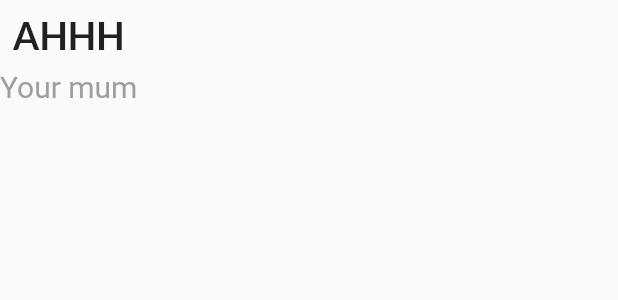
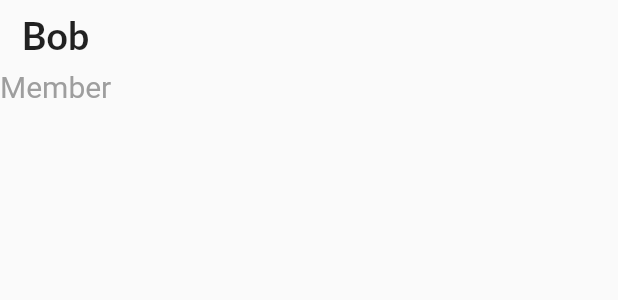
Before and after one commit to Angelyxx/Projexity, a Flutter app: what buildContent() shows on an empty page, opened directly, on a phone screen of 412 x 824 dp. Shown: the top 300 px of the screen. Run offline on Flutter 3.47's test engine with Material 2 defaults, Android fonts, the phone set to English and light mode, and no system bars; our stand-ins replace bloc, cloud_firestore, equatable, firebase_auth, firebase_core, firebase_storage and 5 more; accounts and stored records are empty; network calls fail.

Commit message:
profile pages

```diff
--- a/lib/pages/profile_page.dart
+++ b/lib/pages/profile_page.dart
@@ -30,7 +30,7 @@ Widget buildTop() {
 
 Widget buildContent() => Column(children: [
       const SizedBox(height: 8),
-      Text('AHHH',
+      Text('Bob',
           textAlign: TextAlign.center,
           style: GoogleFonts.lato(
             fontSize: 25,
@@ -38,7 +38,7 @@ Widget buildContent() => Column(children: [
           )),
       const SizedBox(height: 8),
       Text(
-        'Your mum',
+        'Member',
         style: TextStyle(fontSize: 20, color: Colors.grey),
       ),
       const SizedBox(height: 8),
```
Also changed, not shown: lib/pages/view_listing.dart (+8 -7 lines).
